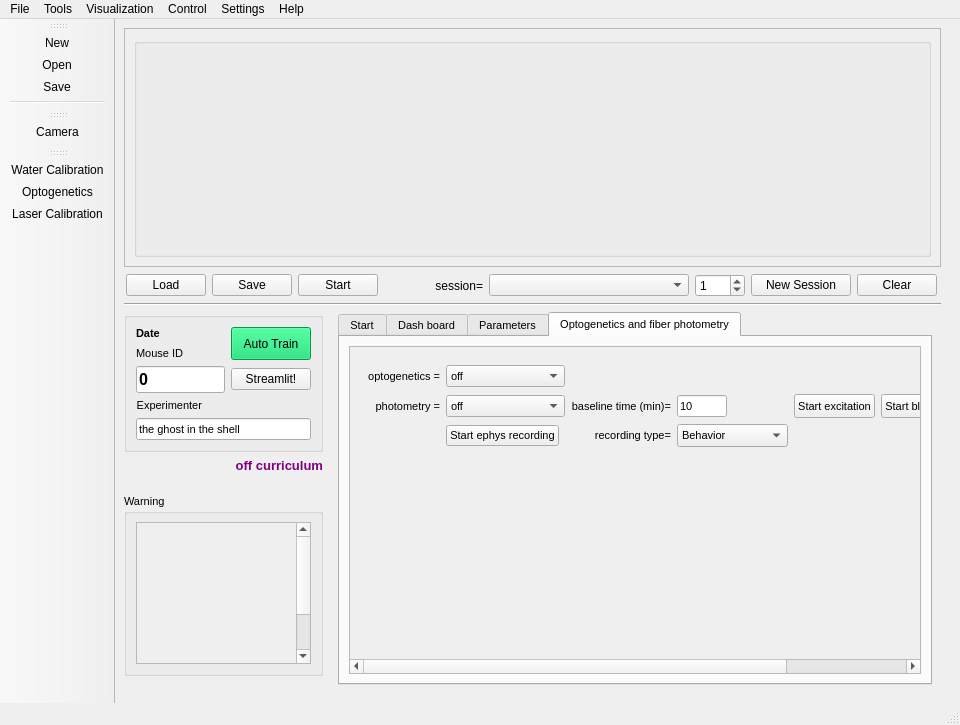
Above: src/foraging_gui/ForagingGUI.ui from AllenNeuralDynamics/dynamic-foraging-task before the change. Below: the same form after it.
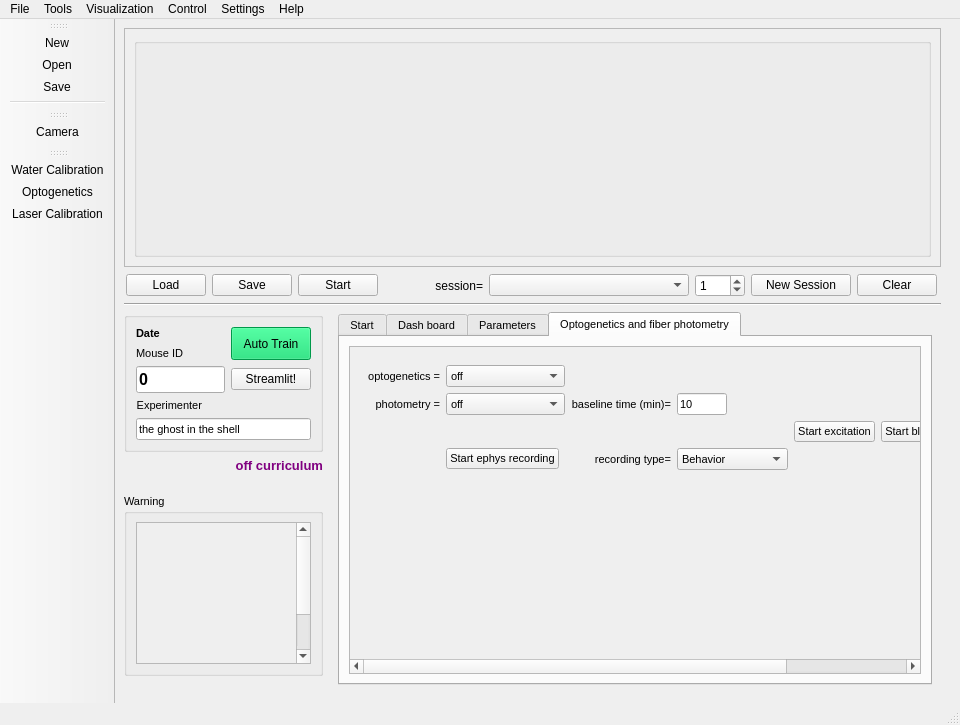
That is the form after the change. Icons and pictures are not drawn.

The edit to the form file:
```diff
--- a/src/foraging_gui/ForagingGUI.ui
+++ b/src/foraging_gui/ForagingGUI.ui
@@ -4666,7 +4666,7 @@
                    <layout class="QHBoxLayout" name="horizontalLayout_15">
                     <item>
                      <layout class="QGridLayout" name="gridLayout_6">
-                      <item row="1" column="5">
+                      <item row="2" column="5">
                        <widget class="QPushButton" name="StartExcitation">
                         <property name="sizePolicy">
                          <sizepolicy hsizetype="Expanding" vsizetype="Expanding">
@@ -4682,7 +4682,7 @@
                         </property>
                        </widget>
                       </item>
-                      <item row="1" column="6">
+                      <item row="2" column="6">
                        <widget class="QPushButton" name="StartBleaching">
                         <property name="sizePolicy">
                          <sizepolicy hsizetype="Expanding" vsizetype="Expanding">
```
